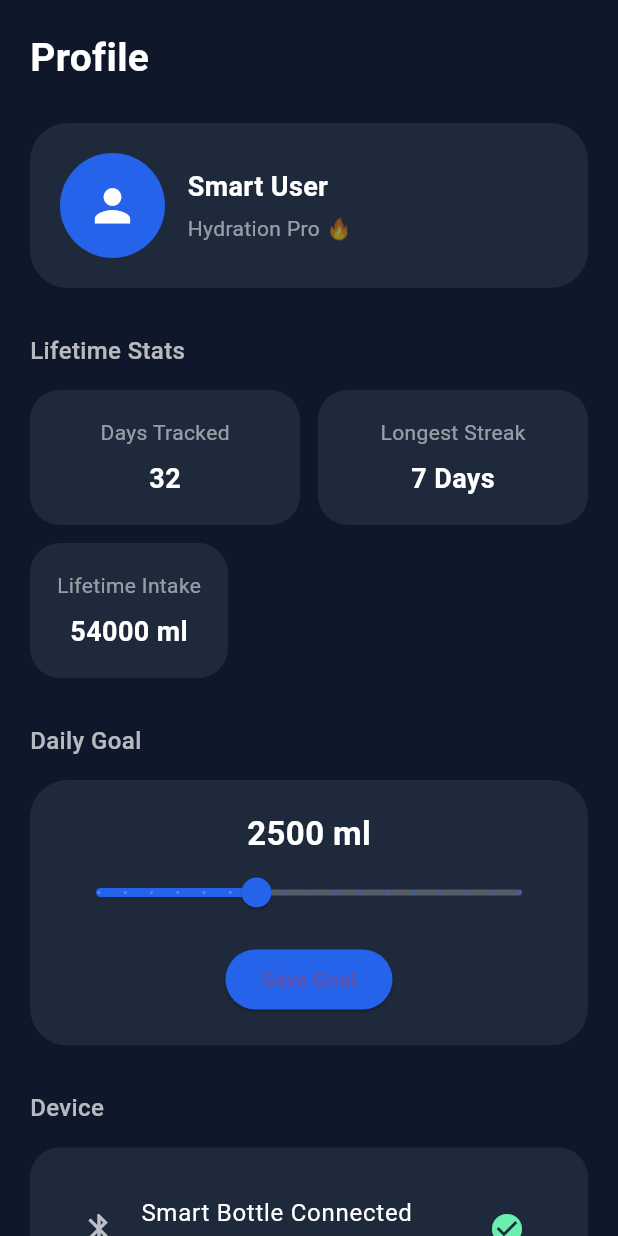
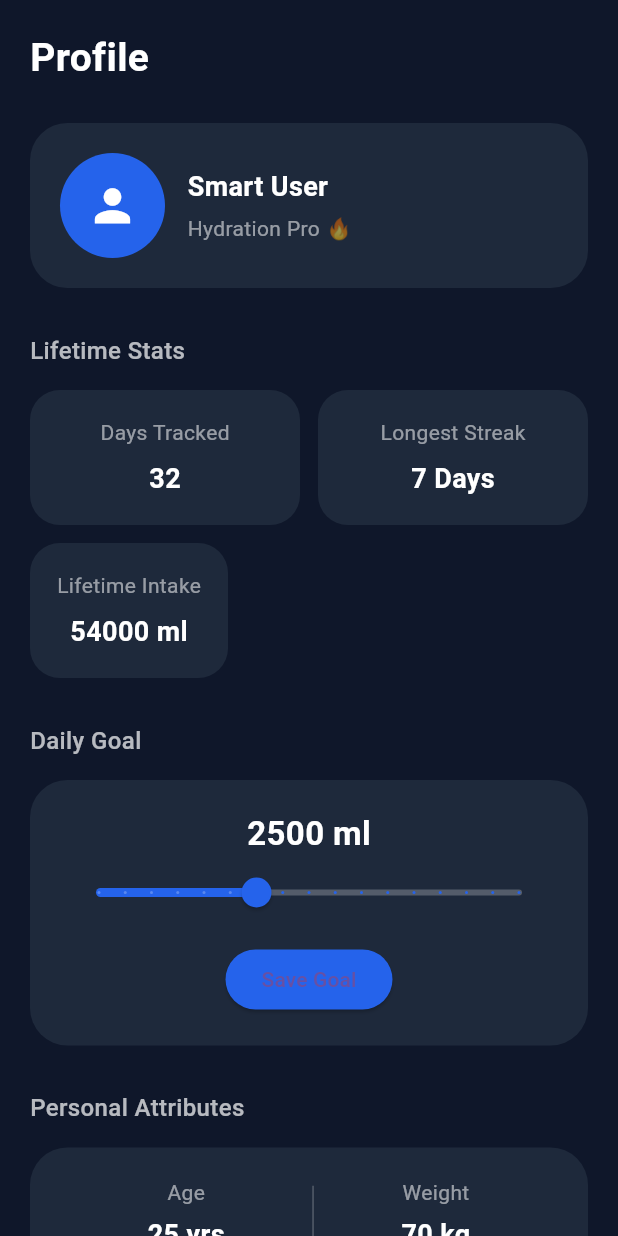
Before and after one commit to inojBhashitha/Smart-Water-Bottle-IoT, a Flutter app: the screen it shows after launch, on a phone screen of 412 x 824 dp. Run offline on Flutter 3.47's test engine with Material 3 defaults, Android fonts, the phone set to English and light mode, and no system bars; our stand-ins replace firebase_core; accounts and stored records are empty.

Commit message:
add user attributes section for age and weight metrics

```diff
--- a/mobile-app/smart_water_bottle_app/lib/screens/profile_screen.dart
+++ b/mobile-app/smart_water_bottle_app/lib/screens/profile_screen.dart
@@ -8,14 +8,18 @@ class ProfileScreen extends StatefulWidget {
 }
 
 class _ProfileScreenState extends State<ProfileScreen> {
+  // Dummy lifetime stats (later from Firebase)
+  int longestStreak = 7;
+  int totalDaysTracked = 32;
+  int lifetimeIntake = 54000;
   double dailyGoal = 2500;
+
+  // New user attributes state
+  int userAge = 25;
+  int userWeight = 70; // in kg
+
   bool notificationsEnabled = true;
   bool darkMode = true;
-
-  // Dummy lifetime stats (later from Firebase)
-  int totalDaysTracked = 32;
-  int longestStreak = 7;
-  int lifetimeIntake = 54000;
 
   String get hydrationRank {
     if (longestStreak >= 10) return "Hydration Elite 💎";
@@ -163,7 +167,6 @@ class _ProfileScreenState extends State<ProfileScreen> {
                     const SizedBox(height: 10),
                     ElevatedButton(
                       onPressed: () {
-                        // Later: Save to Firebase
                         ScaffoldMessenger.of(context)
                             .showSnackBar(
                           const SnackBar(
@@ -182,6 +185,60 @@ class _ProfileScreenState extends State<ProfileScreen> {
                       child:
                       const Text("Save Goal"),
                     )
+                  ],
+                ),
+              ),
+
+              const SizedBox(height: 30),
+
+              // 🧍 USER ATTRIBUTES (New Section)
+              const Text(
+                "Personal Attributes",
+                style: TextStyle(
+                    color: Colors.white70,
+                    fontSize: 16,
+                    fontWeight: FontWeight.w500),
+              ),
+
+              const SizedBox(height: 15),
+
+              Container(
+                padding: const EdgeInsets.all(20),
+                decoration: BoxDecoration(
+                  color: const Color(0xFF1E293B),
+                  borderRadius: BorderRadius.circular(25),
+                ),
+                child: Row(
+                  mainAxisAlignment: MainAxisAlignment.spaceEvenly,
+                  children: [
+                    Column(
+                      children: [
+                        const Text("Age",
+                            style: TextStyle(color: Colors.white54)),
+                        const SizedBox(height: 5),
+                        Text("$userAge yrs",
+                            style: const TextStyle(
+                                color: Colors.white,
+                                fontSize: 18,
+                                fontWeight: FontWeight.bold)),
+                      ],
+                    ),
+                    Container(
+                        height: 40,
+                        width: 1,
+                        color: Colors.white24), // Divider
+                    Column(
+                      children: [
+                        const Text("Weight",
+                            style: TextStyle(color: Colors.white54)),
+                        const SizedBox(height: 5),
+                        Text("$userWeight kg",
+                            style: const TextStyle(
+                                color: Colors.white,
+                                fontSize: 18,
+                                fontWeight: FontWeight.bold)),
+                      ],
+                    ),
                   ],
                 ),
               ),
@@ -242,6 +299,51 @@ class _ProfileScreenState extends State<ProfileScreen> {
                     darkMode = value;
                   });
                 },
+              ),
+
+              const SizedBox(height: 40),
+
+              // 🚨 DANGER ZONE
+              const Text(
+                "Danger Zone",
+                style: TextStyle(
+                    color: Colors.redAccent,
+                    fontSize: 16,
+                    fontWeight: FontWeight.bold),
+              ),
+
+              const SizedBox(height: 15),
+
+              ElevatedButton(
+                onPressed: () {},
+                style: ElevatedButton.styleFrom(
+                  backgroundColor: Colors.redAccent,
+                  padding: const EdgeInsets.symmetric(
+                      horizontal: 40, vertical: 15),
+                  shape: RoundedRectangleBorder(
+                    borderRadius:
+                    BorderRadius.circular(25),
+                  ),
+                ),
+                child:
+                const Text("Reset Daily Intake"),
+              ),
+
+              const SizedBox(height: 15),
+
+              ElevatedButton(
+                onPressed: () {},
+                style: ElevatedButton.styleFrom(
+                  backgroundColor:
+                  const Color(0xFF334155),
+                  padding: const EdgeInsets.symmetric(
+                      horizontal: 40, vertical: 15),
+                  shape: RoundedRectangleBorder(
+                    borderRadius:
+                    BorderRadius.circular(25),
+                  ),
+                ),
+                child: const Text("Logout"),
               ),
 
             ],
```
